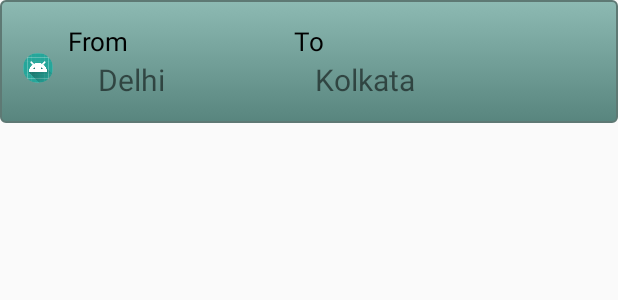
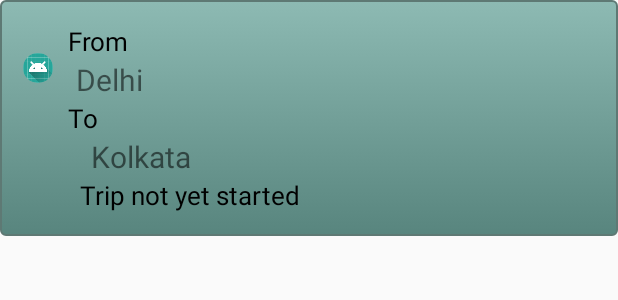
Before and after one commit to dpk196/ShareNcare, an Android app: the layout layout_listitem.xml on its own in the app's theme, with its tools: preview values and no code run, on a phone screen of 412 x 824 dp. Shown: the top 300 px of the screen. Run offline under Robolectric (Android 15) with nearby library versions, the phone set to English and light mode, and no system bars.

Commit message:
initRecyclerView

```diff
--- a/app/src/main/java/com/example/sharencare/Interfaces/TripsRetrivedToDriverActivity.java
+++ /dev/null
@@ -1,4 +0,0 @@
-package com.example.sharencare.Interfaces;
-
-public interface TripsRetrivedToDriverActivity {
-}
--- a/app/src/main/res/layout/layout_listitem.xml
+++ b/app/src/main/res/layout/layout_listitem.xml
@@ -27,7 +27,7 @@
         android:id="@+id/source"
         android:layout_below="@+id/txt1"
         android:layout_toRightOf="@+id/image"
-        android:paddingLeft="30dp"
+        android:paddingLeft="15dp"
         android:text="Delhi"
         android:textSize="20sp"/>
     <TextView
@@ -35,20 +35,30 @@
         android:layout_height="wrap_content"
         android:text="To"
         android:id="@+id/to"
-        android:layout_toRightOf="@id/txt1"
-        android:layout_marginLeft="110dp"
+        android:layout_toRightOf="@+id/image"
+        android:layout_below="@+id/source"
+        android:layout_marginLeft="10dp"
         android:textSize="17dp"
         android:textColor="#000" />
     <TextView
         android:layout_width="wrap_content"
         android:layout_height="wrap_content"
         android:id="@+id/destination"
-        android:layout_below="@+id/txt1"
-        android:layout_toRightOf="@+id/source"
+        android:layout_below="@+id/to"
         android:paddingLeft="30dp"
         android:text="Kolkata"
-        android:layout_marginLeft="70dp"
+        android:layout_marginLeft="15dp"
         android:textSize="20sp"/>
+    <TextView
+        android:layout_width="wrap_content"
+        android:layout_height="wrap_content"
+        android:text="Trip not yet started"
+        android:id="@+id/status"
+        android:layout_toRightOf="@+id/image"
+        android:layout_below="@+id/destination"
+        android:layout_marginLeft="18dp"
+        android:textSize="17dp"
+        android:textColor="#000" />
 
 
 
```
Also changed, not shown: app/src/main/java/com/example/sharencare/Interfaces/TripsRetrivedFromFireStore.java (added, +9 -0 lines), app/src/main/java/com/example/sharencare/Models/TripDetail.java (+31 -23 lines), app/src/main/java/com/example/sharencare/threads/RetriveDetailsFromFireStore.java (+48 -11 lines), app/src/main/java/com/example/sharencare/ui/DriverActivity.java (+17 -2 lines), app/src/main/java/com/example/sharencare/ui/HomeActivity.java (+9 -1 lines), app/src/main/res/layout/activity_driver.xml (+33 -24 lines).
